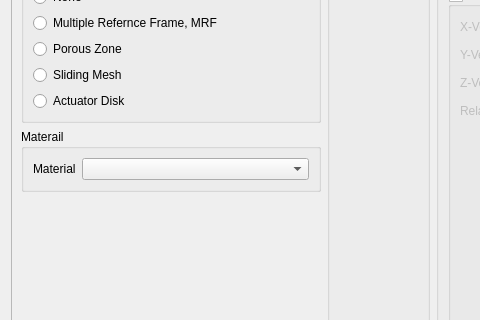
Above: view/setup/cell_zone_conditions/cell_zone_condition_dialog.ui from nextfoam/baram before the change; both pictures show x 0 to 480 and y 83 to 403 of the 999 by 718 pixel window. Below: the same form after it.
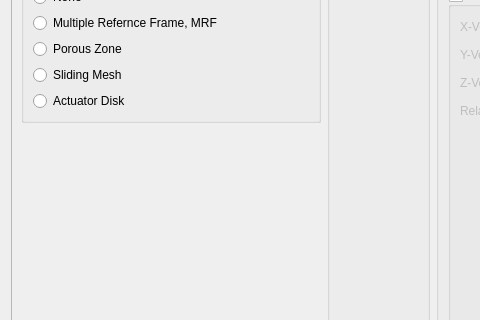
That is the form after the change.

```diff
--- a/view/setup/cell_zone_conditions/cell_zone_condition_dialog.ui
+++ b/view/setup/cell_zone_conditions/cell_zone_condition_dialog.ui
@@ -172,25 +172,6 @@
                </layout>
               </widget>
              </item>
-             <item>
-              <widget class="QGroupBox" name="singleMaterial">
-               <property name="title">
-                <string>Materail</string>
-               </property>
-               <layout class="QFormLayout" name="formLayout_2">
-                <item row="0" column="0">
-                 <widget class="QLabel" name="label">
-                  <property name="text">
-                   <string>Material</string>
-                  </property>
-                 </widget>
-                </item>
-                <item row="0" column="1">
-                 <widget class="QComboBox" name="material"/>
-                </item>
-               </layout>
-              </widget>
-             </item>
             </layout>
            </widget>
           </item>
```
